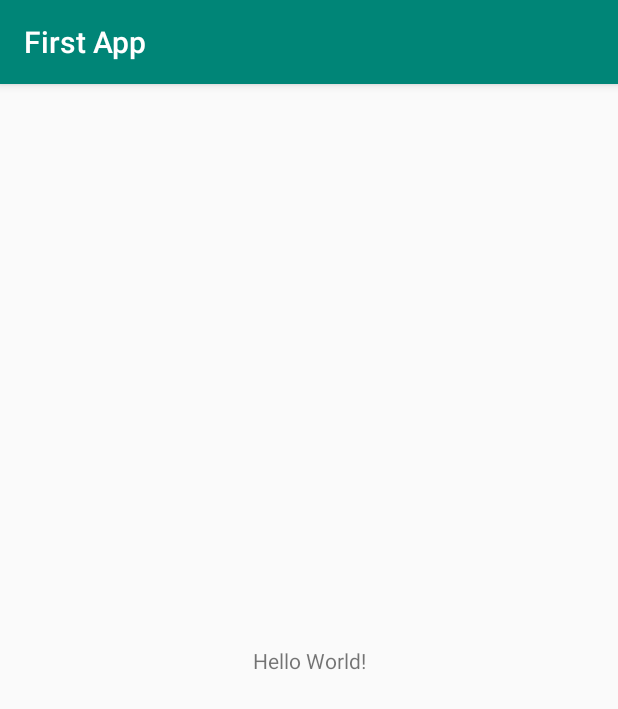
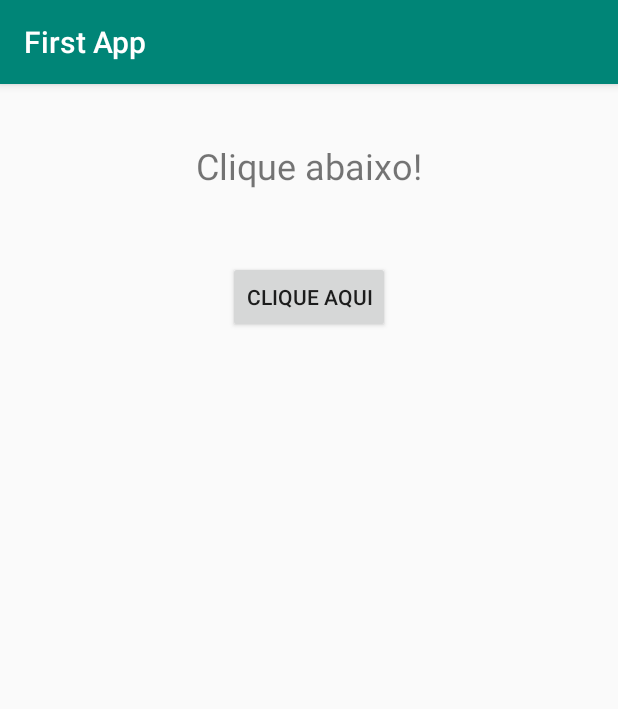
Before and after one commit to codeschamp/FirstApp, an Android app: the screen it shows after launch (MainActivity), on a phone screen of 412 x 824 dp. Shown: the top 709 px of the screen. Run offline under Robolectric (Android 15) with nearby library versions, the phone set to English and light mode, and no system bars.

Commit message:
Second commit

```diff
--- a/app/src/main/java/com/cursoandroid/firstapp/MainActivity.java
+++ b/app/src/main/java/com/cursoandroid/firstapp/MainActivity.java
@@ -3,6 +3,8 @@ package com.cursoandroid.firstapp;
 import androidx.appcompat.app.AppCompatActivity;
 
 import android.os.Bundle;
+import android.view.View;
+import android.widget.TextView;
 
 public class MainActivity extends AppCompatActivity {
 
@@ -11,4 +13,12 @@ public class MainActivity extends AppCompatActivity {
         super.onCreate(savedInstanceState);
         setContentView(R.layout.activity_main);
     }
+
+    public void alterarTexto(View view){
+
+        TextView texto = findViewById(R.id.textoExibicao);
+        texto.setText("Victor Deschamp");
+
+    }
+
 }
--- a/app/src/main/res/layout/activity_main.xml
+++ b/app/src/main/res/layout/activity_main.xml
@@ -7,12 +7,25 @@
     tools:context=".MainActivity">
 
     <TextView
+        android:id="@+id/textoExibicao"
         android:layout_width="wrap_content"
         android:layout_height="wrap_content"
-        android:text="Hello World!"
-        app:layout_constraintBottom_toBottomOf="parent"
-        app:layout_constraintLeft_toLeftOf="parent"
-        app:layout_constraintRight_toRightOf="parent"
+        android:layout_marginTop="38dp"
+        android:text="Clique abaixo!"
+        android:textSize="24sp"
+        app:layout_constraintEnd_toEndOf="parent"
+        app:layout_constraintStart_toStartOf="parent"
         app:layout_constraintTop_toTopOf="parent" />
 
+    <Button
+        android:id="@+id/button3"
+        android:layout_width="wrap_content"
+        android:layout_height="wrap_content"
+        android:layout_marginStart="21dp"
+        android:layout_marginLeft="21dp"
+        android:layout_marginTop="47dp"
+        android:onClick="alterarTexto"
+        android:text="Clique aqui"
+        app:layout_constraintStart_toStartOf="@+id/textoExibicao"
+        app:layout_constraintTop_toBottomOf="@+id/textoExibicao" />
 </androidx.constraintlayout.widget.ConstraintLayout>
```
